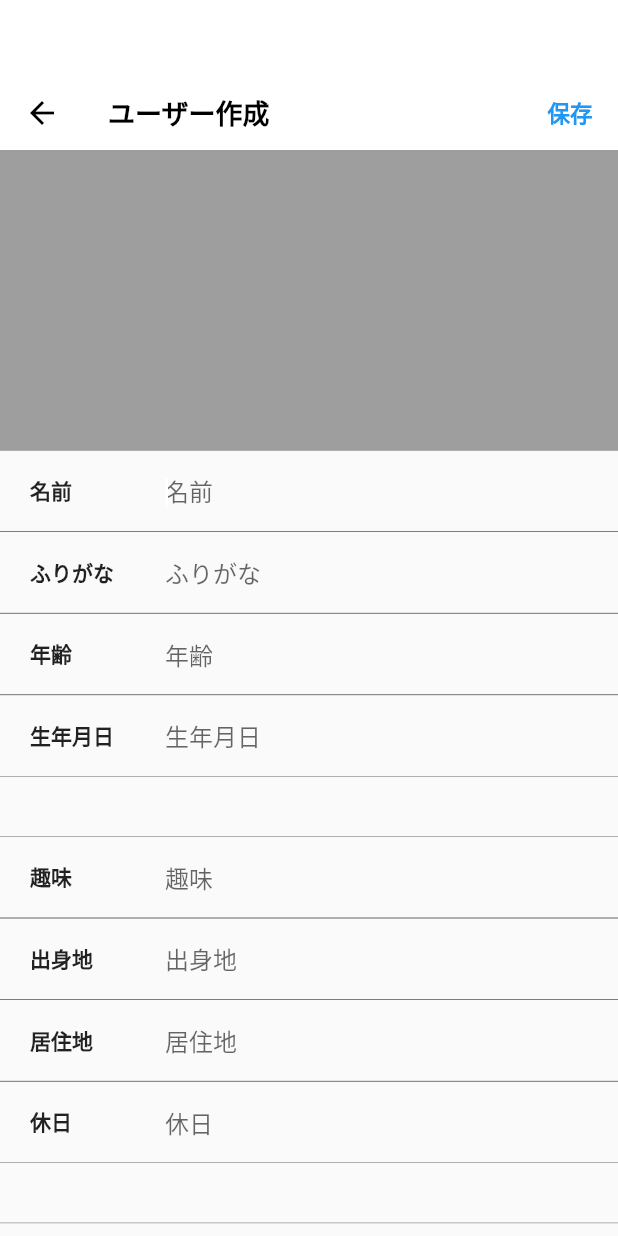
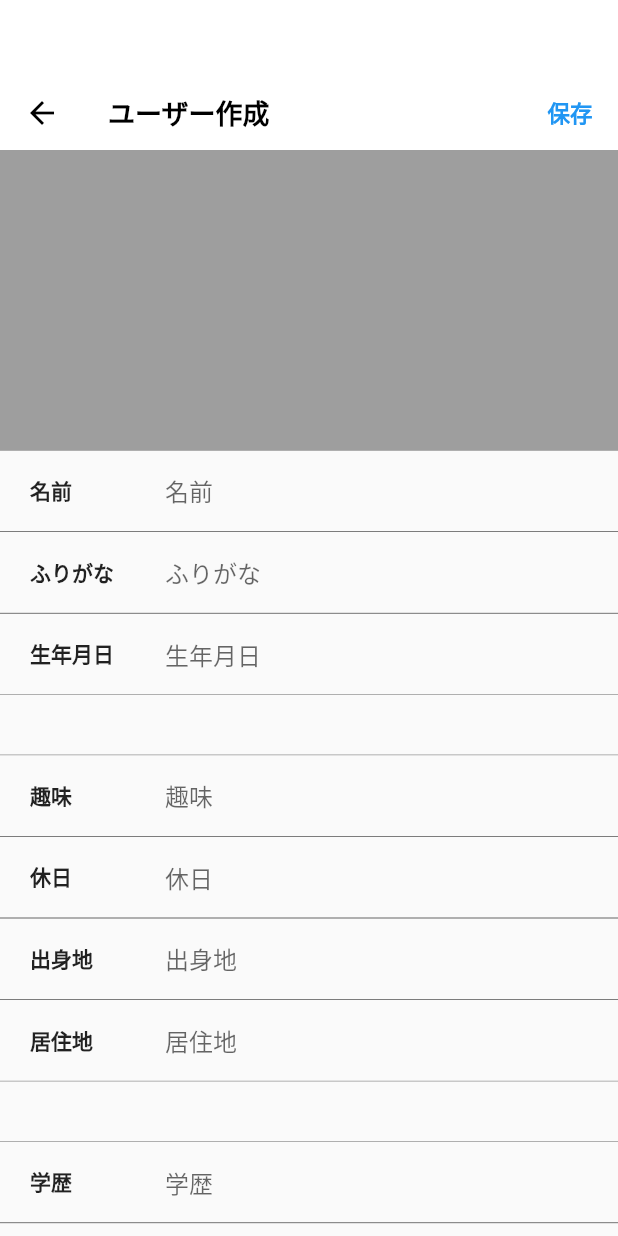
Before and after one commit to daisukemaki1003/MansMemory, a Flutter app: the UserListScreen screen opened directly, after a tap on the "add" icon, on a phone screen of 412 x 824 dp. Run offline on Flutter 3.47's test engine with Material 2 defaults, Android fonts, the phone set to English and light mode, and no system bars; our stand-ins replace cloud_firestore, firebase_auth, firebase_core, flutter_riverpod, google_sign_in; accounts and stored records are empty; network calls fail.

Commit message:
[add] #6 日付データ入力フォーマットの作成

```diff
--- a/lib/main.dart
+++ b/lib/main.dart
@@ -3,7 +3,6 @@ import 'package:firebase_core/firebase_core.dart';
 import 'package:flutter/material.dart';
 import 'package:flutter_riverpod/flutter_riverpod.dart';
 import 'package:mans_memory/provider/navigator_provider.dart';
-import 'package:mans_memory/views/screens/user_details.dart';
 import 'package:mans_memory/views/screens/user_list.dart';
 import 'package:mans_memory/views/screens/sign_in.dart';
 import 'provider/authentication_provider.dart';
@@ -35,7 +34,6 @@ class MyApp extends ConsumerWidget {
 
   @override
   Widget build(BuildContext context, WidgetRef ref) {
-    var page = ref.watch(pageProvider);
     final authentication = ref.watch(authenticationProvider);
 
     return MaterialApp(
--- a/lib/models/user.dart
+++ b/lib/models/user.dart
@@ -13,6 +13,7 @@
   職種
   年収
 */
+import 'package:cloud_firestore/cloud_firestore.dart';
 import 'package:flutter/material.dart';
 
 class User {
@@ -20,7 +21,6 @@ class User {
 
   final String name;
   final String? furigana;
-  final int? age;
   final DateTime? birthday;
 
   final String? birthplace;
@@ -41,7 +41,6 @@ class User {
     required this.birthday,
     required this.birthplace,
     required this.image,
-    required this.age,
     required this.hobby,
     required this.residence,
     required this.holiday,
@@ -51,25 +50,71 @@ class User {
   });
 }
 
-class UserTextEditingController {
-  Map<String, TextEditingController> basicInformationController = {
-    '名前': TextEditingController(),
-    'ふりがな': TextEditingController(),
-    '年齢': TextEditingController(),
-    '生年月日': TextEditingController()
+class UserDataTable {
+  Map<String, TextEditingController> table1 = {
+    'name': TextEditingController(),
+    'furigana': TextEditingController(),
+    'birthday': TextEditingController(),
   };
 
-  Map<String, TextEditingController> hobbiesAndLifeController = {
-    '趣味': TextEditingController(),
-    '出身地': TextEditingController(),
-    '居住地': TextEditingController(),
-    '休日': TextEditingController()
+  Map<String, TextEditingController> table2 = {
+    'hobby': TextEditingController(),
+    'holiday': TextEditingController(),
+    'birthplace': TextEditingController(),
+    'residence': TextEditingController(),
   };
 
-  Map<String, TextEditingController>
-      educationalBackgroundAndOccupationController = {
-    '学歴': TextEditingController(),
-    '職種': TextEditingController(),
-    '年収': TextEditingController(),
+  Map<String, TextEditingController> table3 = {
+    'educational_background': TextEditingController(),
+    'occupation': TextEditingController(),
+    'annual_income': TextEditingController(),
   };
+  // Map<String, dynamic> convertToCorrespondingData() {
+  //   Map<String, dynamic> data = {};
+  //   table.forEach((key, value) {
+  //     data[key] = value.value;
+  //   });
+  //   return data;
+  // }
 }
+
+// Map<String, TextEditingController> userTextEditingControllerTable = {
+//   'name': TextEditingController(),
+//   'furigana': TextEditingController(),
+//   'age': TextEditingController(),
+//   'birthday': TextEditingController(),
+//   'hobby': TextEditingController(),
+//   'holiday': TextEditingController(),
+//   'birthplace': TextEditingController(),
+//   'residence': TextEditingController(),
+//   'educational_background': TextEditingController(),
+//   'occupation': TextEditingController(),
+//   'annual_income': TextEditingController(),
+// };
+
+Map<String, String> userDataConvertedToJapanese = {
+  'name': '名前',
+  'furigana': 'ふりがな',
+  'birthday': '生年月日',
+  'hobby': '趣味',
+  'holiday': '休日',
+  'birthplace': '出身地',
+  'residence': '居住地',
+  'educational_background': '学歴',
+  'occupation': '職種',
+  'annual_income': '年収',
+};
+
+// Map<String, dynamic> userDataKeyCompatibilityTableInType = {
+//   'name': String,
+//   'furigana': String,
+//   'age': int,
+//   'birthday': Timestamp,
+//   'hobby': List<String>,
+//   'holiday': List<bool>,
+//   'birthplace': String,
+//   'residence': String,
+//   'educational_background': String,
+//   'occupation': String,
+//   'annual_income': int,
+// };
--- a/lib/provider/user_provider.dart
+++ b/lib/provider/user_provider.dart
@@ -10,16 +10,17 @@ class UserRepository extends ChangeNotifier {
   UserRepository._();
   static UserRepository instance = UserRepository._();
 
+  final collectionName = 'users';
+
   Future<List<User>> fetch() async {
     final QuerySnapshot snapshot =
-        await FirebaseFirestore.instance.collection('users').get();
+        await FirebaseFirestore.instance.collection(collectionName).get();
 
     final List<User> users = snapshot.docs.map((DocumentSnapshot document) {
       Map<String, dynamic> data = document.data() as Map<String, dynamic>;
       final String id = document.id;
       final String name = data['name'];
       final String? furigana = data['furigana'];
-      final int? age = data['age'];
       final int? annualIncome = data['annual_income'];
       final String? educationalBackground = data['educational_background'];
       final List<dynamic>? hobby = data['hobby'];
@@ -33,7 +34,6 @@ class UserRepository extends ChangeNotifier {
         uid: id,
         name: name,
         furigana: furigana,
-        age: age,
         annualIncome: annualIncome,
         educationalBackground: educationalBackground,
         hobby: hobby,
@@ -45,9 +45,30 @@ class UserRepository extends ChangeNotifier {
         birthplace: birthplace,
       );
     }).toList();
+    await Future.delayed(Duration(seconds: 3));
     return users;
   }
 
-  Future<void> add(UserTextEditingController controller) async {}
+  Future<void> add(UserDataTable userData) async {
+    Map<String, dynamic> addData = {};
+    userData.table1.forEach((key, value) => addData[key] = value.text);
+    userData.table2.forEach((key, value) => addData[key] = value.text);
+    userData.table3.forEach((key, value) => addData[key] = value.text);
+    FirebaseFirestore.instance.collection(collectionName).add(addData);
+  }
+
   void remove(User user) => print("remove");
 }
+
+      // 'name': controller.basicInformationController[]
+      // 'furigana': furigana,
+      // 'age': age,
+      // 'annual_income': annual_income,
+      // 'educational_background': educational_background,
+      // 'hobby': hobby,
+      // 'holiday': holiday,
+      // 'image': image,
+      // 'birthplace': birthplace,
+      // 'occupation': occupation,
+      // 'residence': residence,
+      // 'birthday': birthday,
--- a/lib/views/screens/user_details.dart
+++ b/lib/views/screens/user_details.dart
@@ -57,7 +57,7 @@ class UserDetailsScreen extends State with SingleTickerProviderStateMixin {
                   ),
                   profileWidget('名前', user.name),
                   profileWidget('ふりがな', user.furigana!),
-                  profileWidget('年齢', user.age!.toString()),
+                  // profileWidget('年齢', user.age!.toString()),
                 ],
               ),
             ),
--- a/lib/views/screens/user_list.dart
+++ b/lib/views/screens/user_list.dart
@@ -2,9 +2,12 @@ import 'package:flutter/material.dart';
 import 'package:flutter_riverpod/flutter_riverpod.dart';
 import 'package:intl/intl.dart';
 import 'package:mans_memory/models/user.dart';
-import 'package:mans_memory/provider/navigator_provider.dart';
 import 'package:mans_memory/provider/user_provider.dart';
 import 'package:mans_memory/views/screens/user_details.dart';
+import 'package:mans_memory/views/widgets/loading.dart';
+
+import '../widgets/input_field/date_input_field.dart';
+import '../widgets/input_field/text_input_field.dart';
 
 class UserListScreen extends ConsumerWidget {
   const UserListScreen({Key? key}) : super(key: key);
@@ -17,7 +20,7 @@ class UserListScreen extends ConsumerWidget {
       appBar: AppBar(
         leading: IconButton(
           icon: const Icon(Icons.menu),
-          onPressed: () {},
+          onPressed: () async {},
         ),
         title: const Text("Title"),
         centerTitle: true,
@@ -36,7 +39,7 @@ class UserListScreen extends ConsumerWidget {
                   borderRadius: BorderRadius.vertical(top: Radius.circular(15)),
                 ),
                 builder: (BuildContext context) {
-                  return userRegistrationDialog(users);
+                  return userRegistrationDialog(users, context);
                 },
               );
             },
@@ -49,7 +52,7 @@ class UserListScreen extends ConsumerWidget {
           future: users.fetch(),
           builder: (context, AsyncSnapshot<List<User>> snapshot) {
             if (!snapshot.hasData) {
-              return const Text("no data");
+              return loading();
             }
             final userList = snapshot.data!;
             return SingleChildScrollView(
@@ -117,8 +120,9 @@ class UserListScreen extends ConsumerWidget {
     );
   }
 
-  Widget userRegistrationDialog(UserRepository users) {
-    UserTextEditingController controller = UserTextEditingController();
+  Widget userRegistrationDialog(UserRepository users, BuildContext context) {
+    // UserTextEditingController controller = UserTextEditingController();
+    UserDataTable _userDataTable = UserDataTable();
     return Scaffold(
       appBar: PreferredSize(
         preferredSize: const Size.fromHeight(100.0),
@@ -146,7 +150,13 @@ class UserListScreen extends ConsumerWidget {
             elevation: 0,
             actions: [
               TextButton(
-                onPressed: () => users.add(controller),
+                onPressed: () {
+                  if (_userDataTable.table1['name']!.text.isNotEmpty) {
+                    users.add(_userDataTable);
+                  } else {
+                    print("データが存在しません");
+                  }
+                },
                 child: const Text(
                   "保存",
                   style: TextStyle(
@@ -160,60 +170,37 @@ class UserListScreen extends ConsumerWidget {
         ),
       ),
       body: SingleChildScrollView(
-        child: Column(children: inputFieldList(controller)),
+        child: Column(children: inputFieldList(_userDataTable, context)),
       ),
     );
   }
 
-  List<Widget> inputFieldList(UserTextEditingController controllers) {
+  List<Widget> inputFieldList(
+      UserDataTable _userDataTable, BuildContext context) {
     List<Widget> widgetsList = [];
     widgetsList.add(Container(
       height: 200,
       width: double.infinity,
       color: Colors.grey,
     ));
-    controllers.basicInformationController.forEach((key, value) {
-      widgetsList.add(inputField(key, value));
+    _userDataTable.table1.forEach((key, value) {
+      if (key == 'birthday') {
+        widgetsList.add(
+            dateInputField(context, userDataConvertedToJapanese[key]!, value));
+      } else {
+        widgetsList
+            .add(textInputField(userDataConvertedToJapanese[key]!, value));
+      }
     });
     widgetsList.add(const SizedBox(height: 40));
-    controllers.hobbiesAndLifeController.forEach((key, value) {
-      widgetsList.add(inputField(key, value));
+    _userDataTable.table2.forEach((key, value) {
+      widgetsList.add(textInputField(userDataConvertedToJapanese[key]!, value));
     });
     widgetsList.add(const SizedBox(height: 40));
-    controllers.educationalBackgroundAndOccupationController
-        .forEach((key, value) {
-      widgetsList.add(inputField(key, value));
+    _userDataTable.table3.forEach((key, value) {
+      widgetsList.add(textInputField(userDataConvertedToJapanese[key]!, value));
     });
     widgetsList.add(const SizedBox(height: 50));
     return widgetsList;
   }
-
-  Container inputField(String text, TextEditingController controller) {
-    return Container(
-      decoration: const BoxDecoration(
-        border: Border.symmetric(horizontal: BorderSide(width: 0.2)),
-      ),
-      child: Padding(
-        padding: const EdgeInsets.symmetric(horizontal: 20),
-        child: TextField(
-          controller: controller,
-          autofocus: true,
-          textInputAction: TextInputAction.next,
-          decoration: InputDecoration(
-            contentPadding:
-                const EdgeInsets.symmetric(horizontal: 10, vertical: 15),
-            border: InputBorder.none,
-            prefixIcon: SizedBox(
-                width: 90,
-                child: Padding(
-                  padding: const EdgeInsets.symmetric(vertical: 15),
-                  child: Text(text,
-                      style: const TextStyle(fontWeight: FontWeight.bold)),
-                )),
-            hintText: text,
-          ),
-        ),
-      ),
-    );
-  }
 }
--- /dev/null
+++ b/lib/views/widgets/input_field/text_input_field.dart
@@ -0,0 +1,29 @@
+import 'package:flutter/material.dart';
+
+Container textInputField(String text, TextEditingController controller) {
+  return Container(
+    decoration: const BoxDecoration(
+      border: Border.symmetric(horizontal: BorderSide(width: 0.2)),
+    ),
+    child: Padding(
+      padding: const EdgeInsets.symmetric(horizontal: 20),
+      child: TextField(
+        controller: controller,
+        textInputAction: TextInputAction.next,
+        decoration: InputDecoration(
+          contentPadding:
+              const EdgeInsets.symmetric(horizontal: 10, vertical: 15),
+          border: InputBorder.none,
+          prefixIcon: SizedBox(
+              width: 90,
+              child: Padding(
+                padding: const EdgeInsets.symmetric(vertical: 15),
+                child: Text(text,
+                    style: const TextStyle(fontWeight: FontWeight.bold)),
+              )),
+          hintText: text,
+        ),
+      ),
+    ),
+  );
+}
--- /dev/null
+++ b/lib/views/widgets/loading.dart
@@ -0,0 +1,15 @@
+import 'package:flutter/material.dart';
+
+Widget loading() {
+  return Container(
+    alignment: Alignment.center,
+    child: const SizedBox(
+      height: 30,
+      width: 30,
+      child: CircularProgressIndicator(
+        strokeWidth: 4.0,
+        color: Color.fromARGB(255, 101, 186, 255),
+      ),
+    ),
+  );
+}
```
Also changed, not shown: lib/constants/keys.dart (added, +12 -0 lines), lib/views/widgets/input_field/date_input_field.dart (added, +121 -0 lines).
